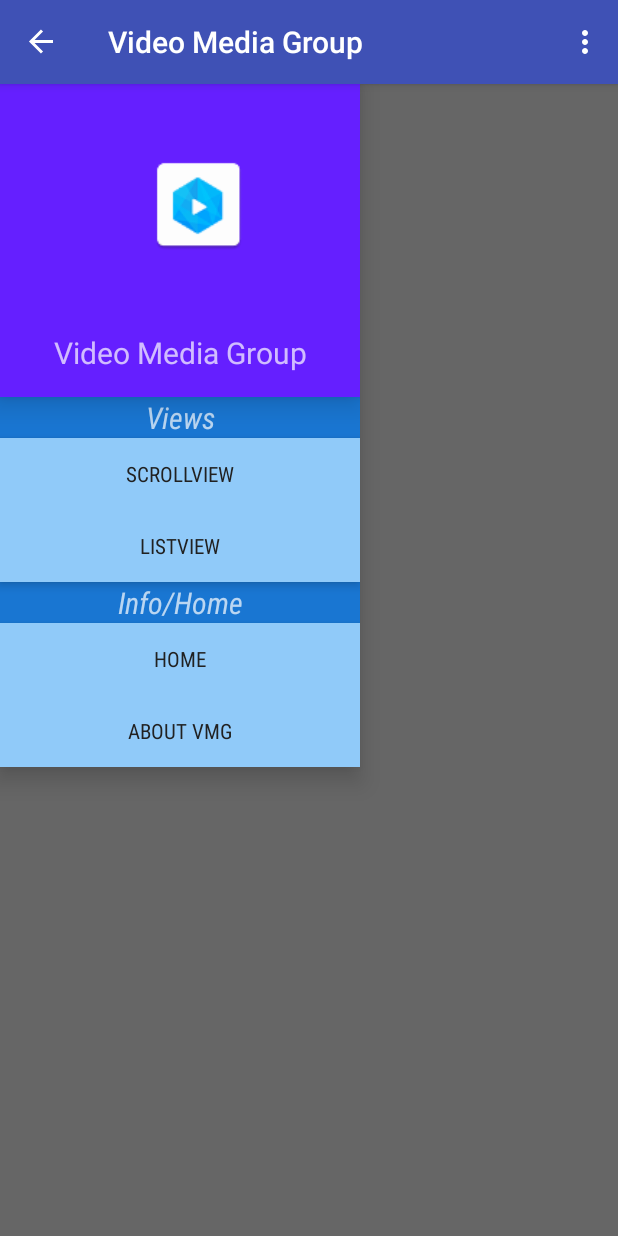
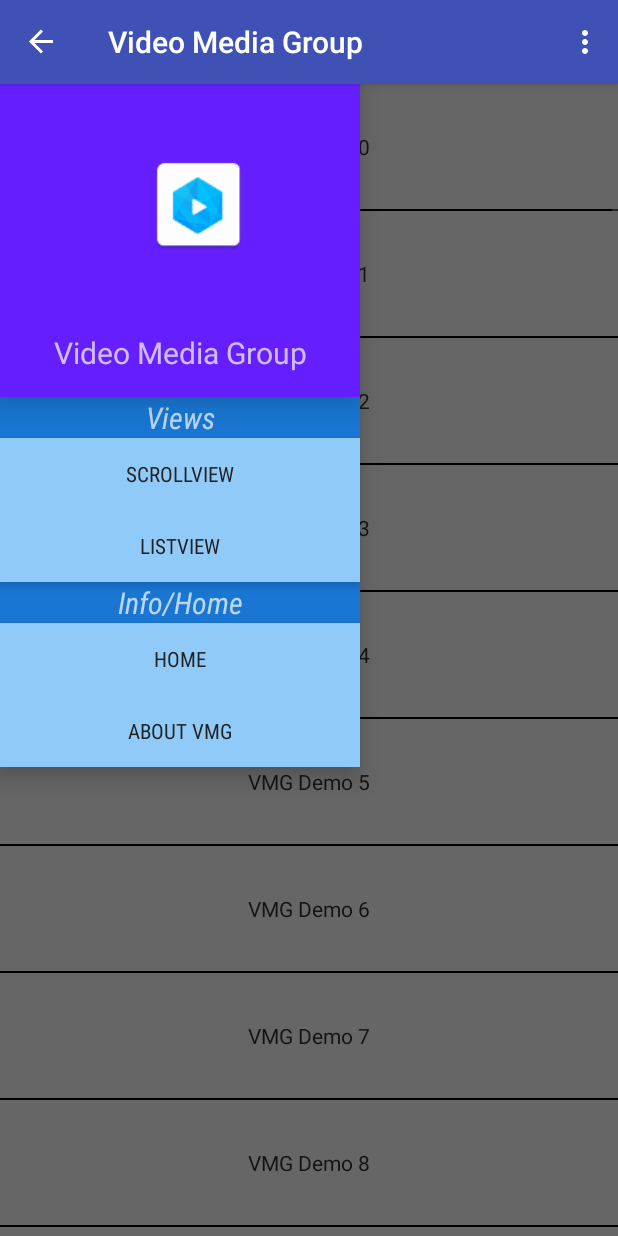
Before and after one commit to SeyfullahSemen/VMGSDK, an Android app: the screen it shows after launch (MainActivity), after a tap on "LISTVIEW", on a phone screen of 412 x 824 dp. Run offline under Robolectric (Android 15) with nearby library versions, the light colour scheme and no system bars; 3 statements that could not run were skipped; 1 other tap on this screen came first.

Commit message:
check code

```diff
--- a/app/src/main/java/com/example/user/newapp/AboutVMGFragment.java
+++ b/app/src/main/java/com/example/user/newapp/AboutVMGFragment.java
@@ -6,6 +6,7 @@ package com.example.user.newapp;
 
 import android.os.Bundle;
 import android.support.v4.app.Fragment;
+import android.support.v4.widget.DrawerLayout;
 import android.view.LayoutInflater;
 import android.view.View;
 import android.view.ViewGroup;
--- a/app/src/main/java/com/example/user/newapp/ListViewFragment.java
+++ b/app/src/main/java/com/example/user/newapp/ListViewFragment.java
@@ -32,11 +32,11 @@ import java.io.InputStream;
 /**
  * A simple {@link Fragment} subclass.
  */
-public class ListViewFragment extends Fragment implements JavascriptInterfaceVMG, VMGMraidEvents,VMGInternal {
-private ListView listView;
-  private WebView webber;
-  private String mraidjs;
-  private String baseUrl;
+public class ListViewFragment extends Fragment implements JavascriptInterfaceVMG, VMGMraidEvents, VMGInternal {
+    private ListView listView;
+    private WebView webber;
+    private String mraidjs;
+    private String baseUrl;
     private String HTMLName = "index.html";
     private boolean isViewable;
     private boolean isPageFinished = true;
@@ -55,7 +55,7 @@ private ListView listView;
         listView = (ListView) v.findViewById(R.id.listView);
 
         webber = (WebView) v.findViewById(R.id.webber); // get the id of the webview
-      webber.setBackgroundColor(Color.TRANSPARENT); // set the background to transparent
+        webber.setBackgroundColor(Color.TRANSPARENT); // set the background to transparent
         WebSettings settings = webber.getSettings(); // this is for enabling the javascript
         settings.setJavaScriptEnabled(true); // set javascript enabled
 
@@ -82,22 +82,22 @@ private ListView listView;
     @Override
     public void onViewCreated(View view, Bundle savedInstanceState) {
         // Set ListView basic adapter
-        setListViewAdapter(listView);
+        setValues(listView);
 
 
     }
 
-    private void setListViewAdapter(ListView listView) {
+    private void setValues(ListView listView) {
         int size = 50;
-        String values[] = new String[size];
+        String[] vals = new String[size];
 
-        for (int i = 0; i < values.length; i++) {
-            values[i] = "VMG " + i;
+        for (int i = 0; i < vals.length; i++) {
+            vals[i] = "VMG Demo " + i;
         }
 
-        // use your custom layout
+
         ArrayAdapter adapter = new ArrayAdapter<>(getActivity(),
-                R.layout.list_row, R.id.listViewText, values);
+                R.layout.list_row, R.id.listViewText, vals);
         listView.setAdapter(adapter);
     }
 
@@ -259,6 +259,4 @@ private ListView listView;
     }
 
 
-
-
 }
--- a/app/src/main/java/com/example/user/newapp/MainActivity.java
+++ b/app/src/main/java/com/example/user/newapp/MainActivity.java
@@ -75,8 +75,8 @@ public class MainActivity extends AppCompatActivity {
 ////////////////////////////{FINDING THE ID OF THE COMPONENTS}/////////////////////////////////////////////////////////////////////////////////
         toolbar = (Toolbar) findViewById(R.id.toolbar);// de toolbar die boven op komt
 
-        //scroll = (NestedScrollView) findViewById(R.id.scroll);// de scroll view waar de tekst in staat
-        navigation_view = (NavigationView) findViewById(R.id.navigation_view);
+//        //scroll = (NestedScrollView) findViewById(R.id.scroll);// de scroll view waar de tekst in staat
+//        navigation_view = (NavigationView) findViewById(R.id.navigation_view);
 
         drawerLayout = (DrawerLayout) findViewById(R.id.drawer_layout);
 
--- /dev/null
+++ b/app/src/main/res/layout/list_row.xml
@@ -0,0 +1,22 @@
+<?xml version="1.0" encoding="utf-8"?>
+<LinearLayout xmlns:android="http://schemas.android.com/apk/res/android"
+    android:orientation="vertical" android:layout_width="match_parent"
+    android:layout_height="wrap_content"
+    android:background="@android:color/white"
+    >
+
+    <TextView
+        android:id="@+id/listViewText"
+        android:layout_width="wrap_content"
+        android:layout_height="wrap_content"
+        android:layout_gravity="center_horizontal"
+        android:layout_margin="32dp"
+        android:textColor="@android:color/secondary_text_light"/>
+
+    <View
+        android:id="@+id/divider"
+        android:layout_width="match_parent"
+        android:layout_height="1dp"
+        android:background="@android:color/black"/>
+
+</LinearLayout>
```
Also changed, not shown: app/src/main/java/com/example/user/newapp/TestFragment.java (added, +45 -0 lines), app/src/main/res/layout/activity_list_view.xml (deleted, +0 -45 lines), app/src/main/res/layout/fragment_test.xml (added, +30 -0 lines).
